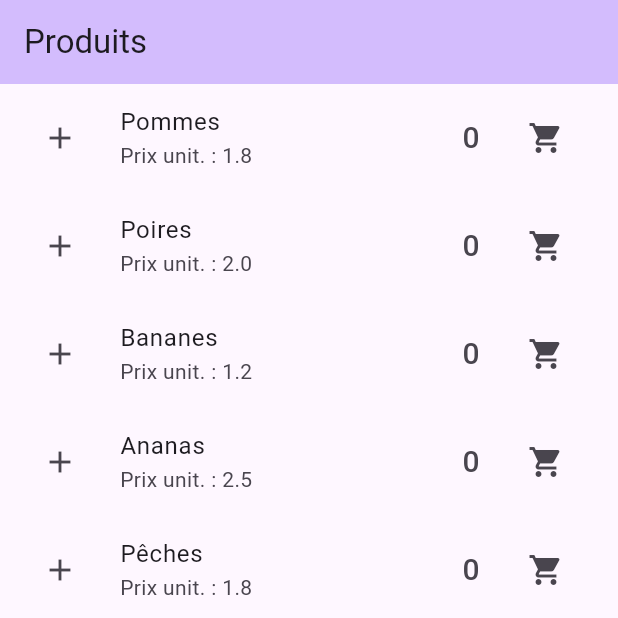
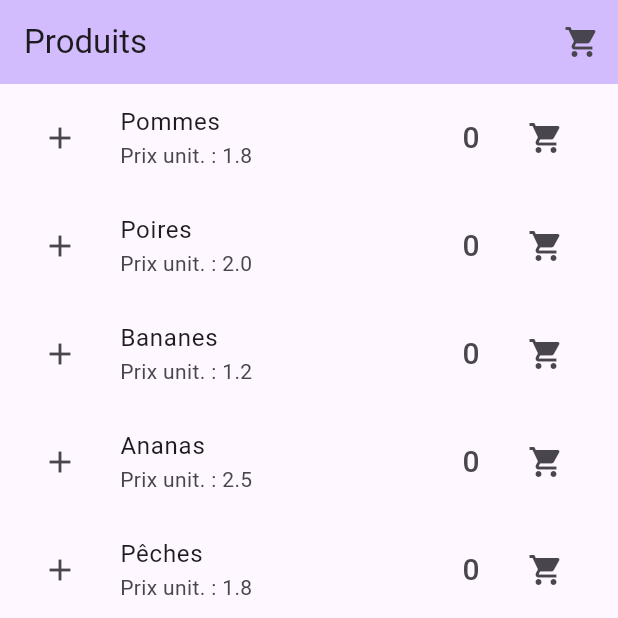
Before and after one commit to oulanbator/cours_flutter_panier_de_commandes, a Flutter app: the screen it shows after launch, after a tap on the "shopping cart" icon, on a phone screen of 412 x 824 dp, the top half of it. Run offline on Flutter 3.47's test engine with Material 3 defaults, Android fonts, the phone set to English and light mode, and no system bars.

```diff
--- a/lib/screens/home.dart
+++ b/lib/screens/home.dart
@@ -1,4 +1,5 @@
 import 'package:cours_flutter_panier_de_commandes/model/product.dart';
+import 'package:cours_flutter_panier_de_commandes/screens/cart_page.dart';
 import 'package:cours_flutter_panier_de_commandes/widgets/product_tile.dart';
 import 'package:flutter/material.dart';
 
@@ -27,11 +28,22 @@ class Home extends StatelessWidget {
       appBar: AppBar(
         backgroundColor: Theme.of(context).colorScheme.inversePrimary,
         title: const Text("Produits"),
+        actions: [
+          IconButton(
+            onPressed: () => Navigator.push(
+              context,
+              MaterialPageRoute(
+                builder: (context) => const CartPage(),
+              ),
+            ),
+            icon: const Icon(Icons.shopping_cart),
+          )
+        ],
       ),
       body: ListView.builder(
         itemCount: products.length,
-          itemBuilder: (context, index) =>
-              ProductTile(product: products[index]),
-        ));
+        itemBuilder: (context, index) => ProductTile(product: products[index]),
+      ),
+    );
   }
 }
```
Also changed, not shown: lib/screens/cart_page.dart (added, +16 -0 lines). Lines whose indentation alone changed are shown as unchanged.
